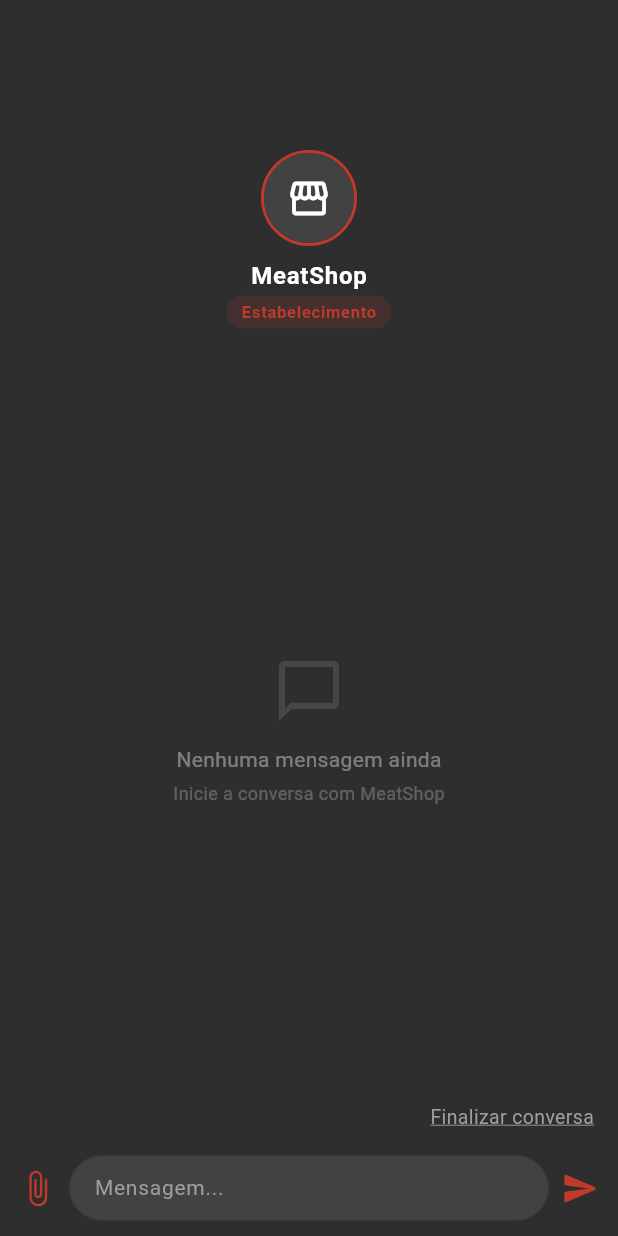
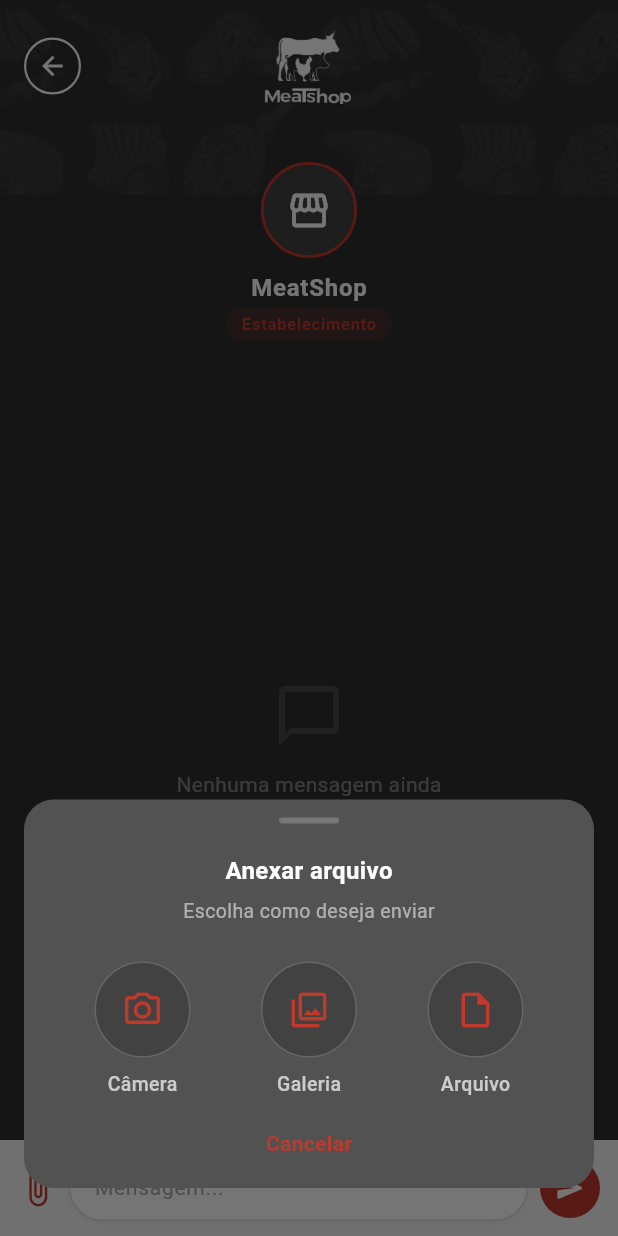
Before and after one commit to VIN1RM/meatshop-mobile, a Flutter app: the ChatScreen screen opened by its route, after a tap on the "attach file" icon, on a phone screen of 412 x 824 dp. Run offline on Flutter 3.47's test engine with Material 3 defaults, Android fonts, the phone set to English and light mode, and no system bars; our stand-ins replace cloud_firestore, csv, firebase_auth, firebase_core, firebase_storage, image_picker and 4 more; accounts and stored records are empty.

Commit message:
feat(chat): redesign input bar and improve screen layout
- Replace fixed input SafeArea with manual MediaQuery bottom inset handling
- Add animated keyboard avoidance using AnimatedPadding + viewInsets.bottom
- Style input bar with F5F5F5 background, white rounded field and red send button
- Add attachment bottom sheet with camera, gallery and file options
- Replace hardcoded SizedBox(80) header with SafeArea for responsiveness
- Add back button via AppHeader(showBack: true)
- Add background image stack matching HomePage pattern

```diff
--- a/lib/ui/screens/account/chat/chat_screen.dart
+++ b/lib/ui/screens/account/chat/chat_screen.dart
@@ -1,5 +1,7 @@
 import 'package:flutter/material.dart';
 import 'package:meatshop_mobile/core/enums/chat_enums.dart';
+import 'package:image_picker/image_picker.dart';
+import 'package:meatshop_mobile/ui/widgets/app_header.dart';
 
 class ChatMessage {
   final String text;
@@ -18,6 +20,48 @@
     required this.participantType,
     this.logoAsset,
   });
+}
+
+class _AttachOption extends StatelessWidget {
+  const _AttachOption({
+    required this.icon,
+    required this.label,
+    required this.onTap,
+  });
+
+  final IconData icon;
+  final String label;
+  final VoidCallback onTap;
+
+  @override
+  Widget build(BuildContext context) {
+    return GestureDetector(
+      onTap: onTap,
+      child: Column(
+        children: [
+          Container(
+            width: 64,
+            height: 64,
+            decoration: BoxDecoration(
+              color: const Color(0xFF424242),
+              shape: BoxShape.circle,
+              border: Border.all(color: const Color(0xFF666666)),
+            ),
+            child: Icon(icon, color: const Color(0xFFC0392B), size: 28),
+          ),
+          const SizedBox(height: 8),
+          Text(
+            label,
+            style: const TextStyle(
+              fontSize: 13,
+              fontWeight: FontWeight.w500,
+              color: Colors.white70,
+            ),
+          ),
+        ],
+      ),
+    );
+  }
 }
 
 class ChatScreen extends StatefulWidget {
@@ -91,12 +135,28 @@
   Widget build(BuildContext context) {
     return Scaffold(
       backgroundColor: _pageBg,
-      body: Column(
+      resizeToAvoidBottomInset: false,
+      body: Stack(
         children: [
-          SizedBox(height: 80, child: Stack(fit: StackFit.expand)),
-          Expanded(
+          Positioned(
+            top: 0,
+            left: 0,
+            right: 0,
+            child: SizedBox(
+              height: 130,
+              child: Image.asset(
+                'assets/images/background.png',
+                fit: BoxFit.cover,
+                errorBuilder: (_, __, ___) =>
+                    Container(color: const Color(0xFF1A1A1A)),
+              ),
+            ),
+          ),
+          SafeArea(
+            bottom: false,
             child: Column(
               children: [
+                const AppHeader(showBack: true),
                 _buildParticipantInfo(),
                 Expanded(
                   child: _messages.isEmpty
@@ -108,12 +168,10 @@
                             vertical: 8,
                           ),
                           itemCount: _messages.length,
-                          itemBuilder: (context, index) {
-                            return _buildMessageBubble(_messages[index]);
-                          },
+                          itemBuilder: (context, index) =>
+                              _buildMessageBubble(_messages[index]),
                         ),
                 ),
-                _buildFinalizeButton(),
                 _buildInputBar(),
               ],
             ),
@@ -239,37 +297,26 @@
     );
   }
 
-  Widget _buildFinalizeButton() {
-    return Padding(
-      padding: const EdgeInsets.only(right: 16, bottom: 6),
-      child: Align(
-        alignment: Alignment.centerRight,
-        child: GestureDetector(
-          onTap: () => Navigator.pop(context),
-          child: const Text(
-            'Finalizar conversa',
-            style: TextStyle(
-              color: Color(0xFF9E9E9E),
-              fontSize: 13,
-              decoration: TextDecoration.underline,
-              decorationColor: Color(0xFF9E9E9E),
-            ),
-          ),
+  Widget _buildInputBar() {
+    final bottomInset = MediaQuery.of(context).viewInsets.bottom;
+    final bottomPadding = MediaQuery.of(context).padding.bottom;
+
+    return AnimatedPadding(
+      duration: const Duration(milliseconds: 150),
+      curve: Curves.easeOut,
+      padding: EdgeInsets.only(bottom: bottomInset),
+      child: Container(
+        color: const Color(0xFFF5F5F5),
+        padding: EdgeInsets.only(
+          left: 12,
+          right: 12,
+          top: 10,
+          bottom: 10 + bottomPadding,
         ),
-      ),
-    );
-  }
-
-  Widget _buildInputBar() {
-    return SafeArea(
-      top: false,
-      child: Container(
-        color: _pageBg,
-        padding: const EdgeInsets.symmetric(horizontal: 12, vertical: 10),
         child: Row(
           children: [
             GestureDetector(
-              onTap: () {},
+              onTap: _showAttachmentOptions,
               child: const Padding(
                 padding: EdgeInsets.only(right: 8),
                 child: Icon(Icons.attach_file_rounded, color: _red, size: 26),
@@ -279,17 +326,24 @@
               child: Container(
                 height: 44,
                 decoration: BoxDecoration(
-                  color: _surface,
+                  color: Colors.white,
                   borderRadius: BorderRadius.circular(22),
-                  border: Border.all(color: const Color(0xFF3A3A3A)),
+                  border: Border.all(color: const Color(0xFFDDDDDD)),
+                  boxShadow: [
+                    BoxShadow(
+                      color: Colors.black.withValues(alpha: 0.06),
+                      blurRadius: 4,
+                      offset: const Offset(0, 1),
+                    ),
+                  ],
                 ),
                 child: TextField(
                   controller: _messageController,
-                  style: const TextStyle(fontSize: 14, color: _white),
+                  style: const TextStyle(fontSize: 14, color: Colors.black87),
                   decoration: const InputDecoration(
                     hintText: 'Mensagem...',
                     hintStyle: TextStyle(
-                      color: Color(0xFF9E9E9E),
+                      color: Color(0xFFAAAAAA),
                       fontSize: 14,
                     ),
                     border: InputBorder.none,
@@ -305,11 +359,115 @@
             const SizedBox(width: 8),
             GestureDetector(
               onTap: _sendMessage,
-              child: const Icon(Icons.send_rounded, color: _red, size: 26),
+              child: Container(
+                width: 40,
+                height: 40,
+                decoration: const BoxDecoration(
+                  color: _red,
+                  shape: BoxShape.circle,
+                ),
+                child: const Icon(
+                  Icons.send_rounded,
+                  color: Colors.white,
+                  size: 20,
+                ),
+              ),
             ),
           ],
         ),
       ),
     );
   }
+
+  void _showAttachmentOptions() {
+    showModalBottomSheet(
+      context: context,
+      backgroundColor: Colors.transparent,
+      builder: (_) => Container(
+        margin: const EdgeInsets.fromLTRB(16, 0, 16, 32),
+        decoration: BoxDecoration(
+          color: const Color(0xFF525252),
+          borderRadius: BorderRadius.circular(20),
+        ),
+        child: Column(
+          mainAxisSize: MainAxisSize.min,
+          children: [
+            const SizedBox(height: 12),
+            Container(
+              width: 40,
+              height: 4,
+              decoration: BoxDecoration(
+                color: const Color(0xFF777777),
+                borderRadius: BorderRadius.circular(2),
+              ),
+            ),
+            const SizedBox(height: 20),
+            const Text(
+              'Anexar arquivo',
+              style: TextStyle(
+                fontSize: 16,
+                fontWeight: FontWeight.w700,
+                color: Colors.white,
+              ),
+            ),
+            const SizedBox(height: 6),
+            const Text(
+              'Escolha como deseja enviar',
+              style: TextStyle(fontSize: 13, color: Colors.white54),
+            ),
+            const SizedBox(height: 24),
+            Row(
+              mainAxisAlignment: MainAxisAlignment.spaceEvenly,
+              children: [
+                _AttachOption(
+                  icon: Icons.camera_alt_outlined,
+                  label: 'Câmera',
+                  onTap: () async {
+                    Navigator.pop(context);
+                    final picker = ImagePicker();
+                    await picker.pickImage(
+                      source: ImageSource.camera,
+                      imageQuality: 85,
+                    );
+                  },
+                ),
+                _AttachOption(
+                  icon: Icons.photo_library_outlined,
+                  label: 'Galeria',
+                  onTap: () async {
+                    Navigator.pop(context);
+                    final picker = ImagePicker();
+                    await picker.pickImage(
+                      source: ImageSource.gallery,
+                      imageQuality: 85,
+                    );
+                  },
+                ),
+                _AttachOption(
+                  icon: Icons.insert_drive_file_outlined,
+                  label: 'Arquivo',
+                  onTap: () async {
+                    Navigator.pop(context);
+                  },
+                ),
+              ],
+            ),
+            const SizedBox(height: 20),
+            GestureDetector(
+              onTap: () => Navigator.pop(context),
+              child: const Text(
+                'Cancelar',
+                style: TextStyle(
+                  color: Color(0xFFC0392B),
+                  fontSize: 14,
+                  fontWeight: FontWeight.w600,
+                ),
+              ),
+            ),
+            const SizedBox(height: 20),
+          ],
+        ),
+      ),
+    );
+  }
 }
```
